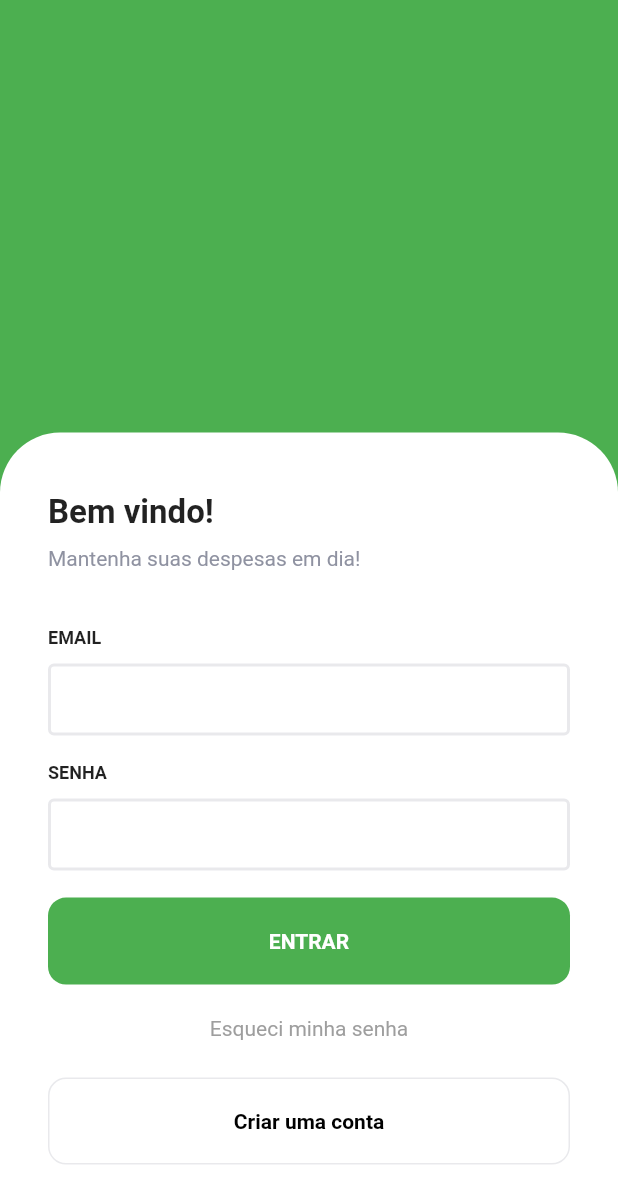
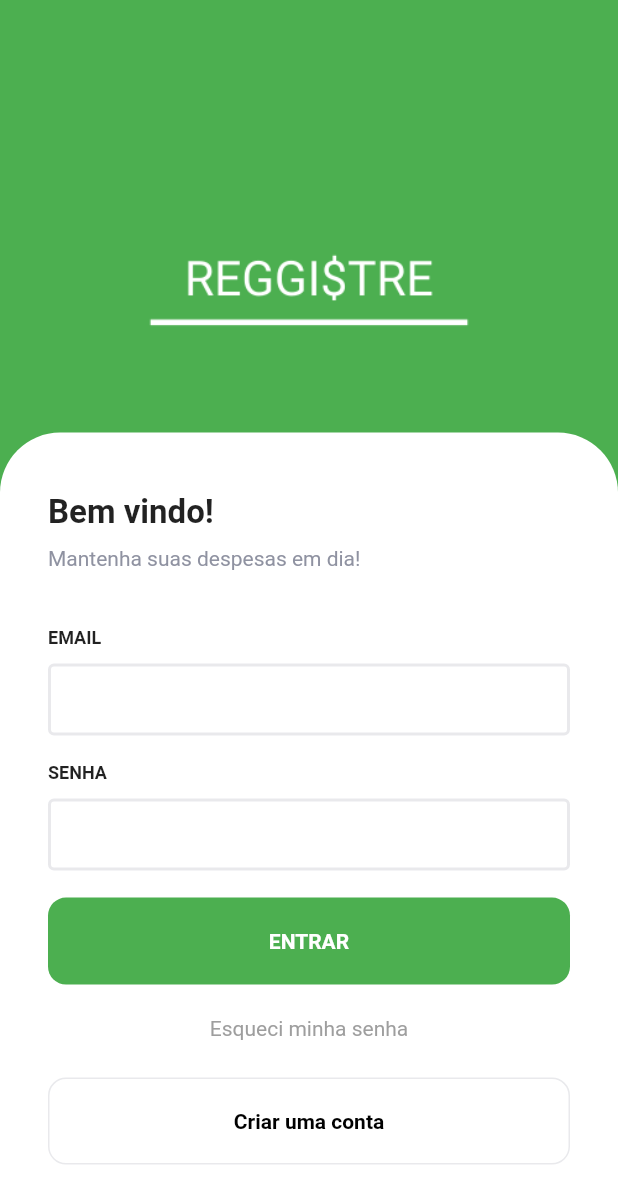
Before and after one commit to Vinicius-C-Castro/ReggistreApp, a Flutter app: the screen it shows after launch, on a phone screen of 412 x 824 dp. Shown: the top 1203 px of the screen. Run offline on Flutter 3.47's test engine with Material 2 defaults, Android fonts, the phone set to English and light mode, and no system bars.

Commit message:
feat: Inclusão do logotipo na tela de login

```diff
--- a/lib/modules/login/login_page.dart
+++ b/lib/modules/login/login_page.dart
@@ -16,10 +16,12 @@ class _LoginPageState extends State<LoginPage> {
     return Scaffold(
       body: Stack(
         children: [
-          Container(
-            width: size.width,
-            height: size.height,
-            color: Colors.green,
+          Align(
+            alignment: Alignment.topCenter,
+            child: Container(
+              width: size.width,
+              child: Image.asset("assets/imagens/Reggistre_Logotipo.png", fit: BoxFit.fitWidth,),
+            ),
           ),
           Align(
               alignment: Alignment.bottomCenter,
--- a/pubspec.yaml
+++ b/pubspec.yaml
@@ -39,6 +39,8 @@ dev_dependencies:
 # The following section is specific to Flutter.
 flutter:
 
+  assets:
+    - assets/imagens/Reggistre_Logotipo.png
   # The following line ensures that the Material Icons font is
   # included with your application, so that you can use the icons in
   # the material Icons class.
@@ -48,6 +50,7 @@ flutter:
   # assets:
   #   - images/a_dot_burr.jpeg
   #   - images/a_dot_ham.jpeg
+
 
   # An image asset can refer to one or more resolution-specific "variants", see
   # https://flutter.dev/assets-and-images/#resolution-aware.
```
Also changed, not shown: assets/imagens/Reggistre_Logotipo.png (added).
